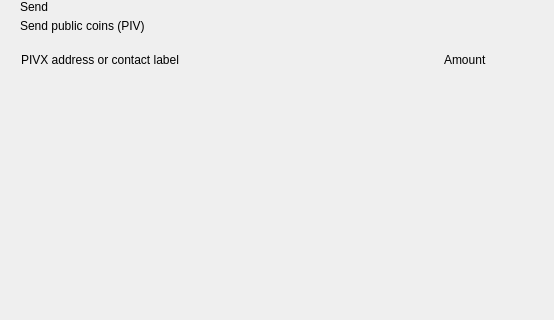
First picture: the form in src/qt/pivx/forms/send.ui, repository cimelli/RpdSource, before the edit; both pictures show x 0 to 554 and y 0 to 320 of the 893 by 700 pixel window.
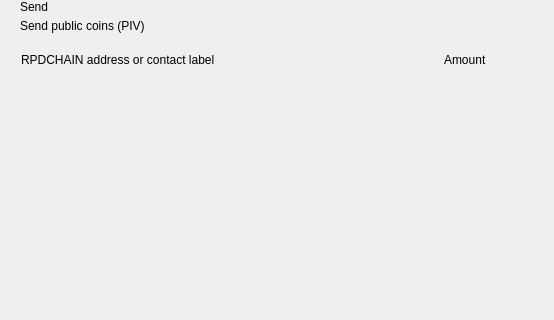
Second picture: the form after the edit. Custom widgets are drawn as their Qt base class.

```diff
--- a/src/qt/pivx/forms/send.ui
+++ b/src/qt/pivx/forms/send.ui
@@ -141,7 +141,7 @@
              <string notr="true">margin-left:8px;</string>
             </property>
             <property name="text">
-             <string>PIVX address or contact label</string>
+             <string>RPDCHAIN address or contact label</string>
             </property>
            </widget>
           </item>
```
Left out of the diff: 2 changed lines with no effect on the pictures.
